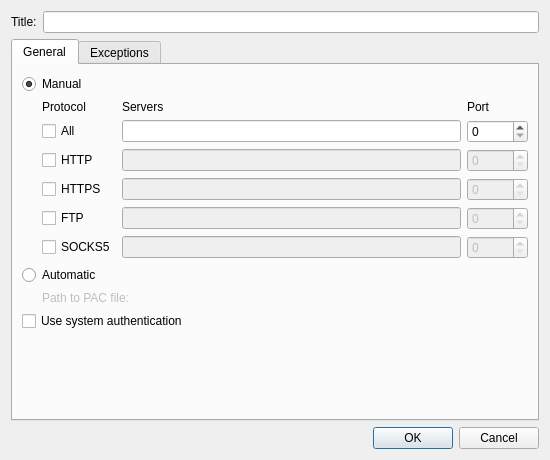
First picture: the form in src/ui/preferences/ProxyPropertiesDialog.ui, repository OtterBrowser/otter-browser, before the edit.
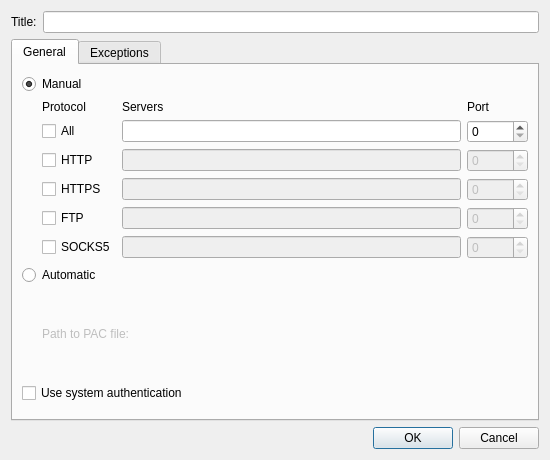
Second picture: the form after the edit. Custom widgets are drawn as their Qt base class.

Commit message: Populate data in ProxyPropertiesDialog, references #785

Diff of the .ui file:
```diff
--- a/src/ui/preferences/ProxyPropertiesDialog.ui
+++ b/src/ui/preferences/ProxyPropertiesDialog.ui
@@ -286,12 +286,6 @@
          <property name="orientation">
           <enum>Qt::Vertical</enum>
          </property>
-         <property name="sizeHint" stdset="0">
-          <size>
-           <width>0</width>
-           <height>0</height>
-          </size>
-         </property>
         </spacer>
        </item>
       </layout>
```
Left out of the diff: 21 changed lines with no effect on the pictures. The commit also changes 2 other files.
